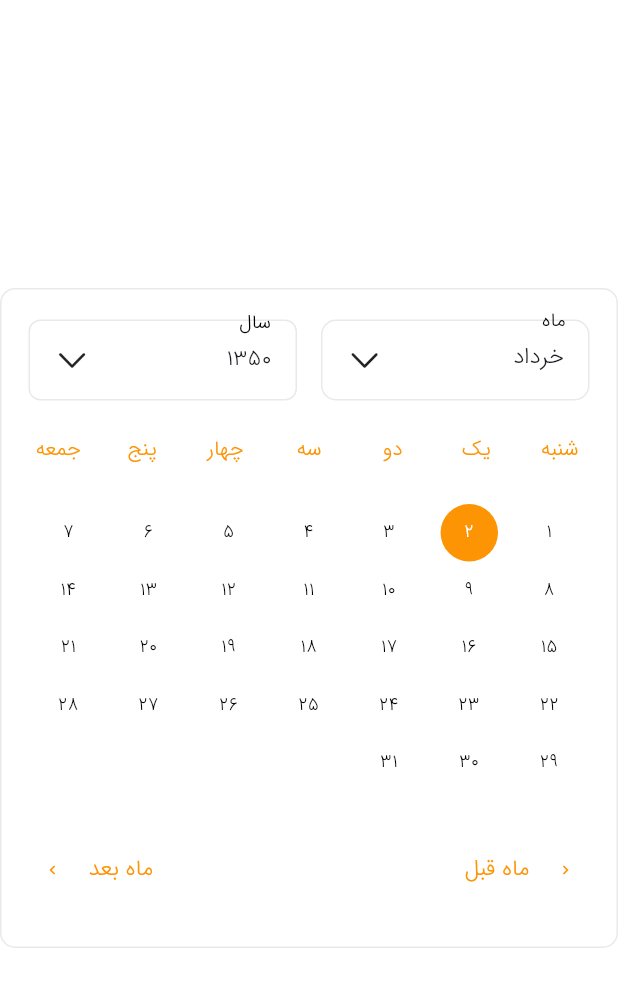
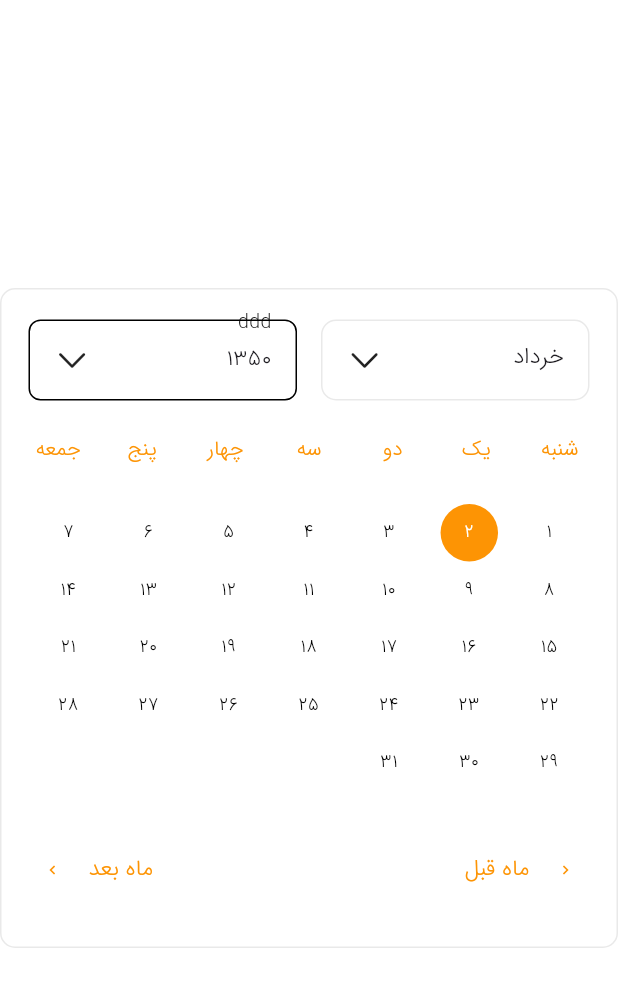
Before and after one commit to iManYarahmadi/jalali_flutter_datepicker, a Flutter app: the screen it shows after launch, on a phone screen of 412 x 824 dp. Shown: the top 987 px of the screen. Run offline on Flutter 3.47's test engine with Material 3 defaults, Android fonts, the phone set to English and light mode, and no system bars.

Commit message:
change back color

```diff
--- a/lib/src/presentation/widgets/jalali_flutter_date_picker.dart
+++ b/lib/src/presentation/widgets/jalali_flutter_date_picker.dart
@@ -323,14 +323,17 @@ class _JalaliFlutterDatePickerState extends State<JalaliFlutterDatePicker> {
                   });
                 },
                 child: Container(
-                  color: Colors.white,
+                  // color: Colors.white,
                   child: Column(
                     children: [
                       AnimatedContainer(
                         decoration: BoxDecoration(
-                            borderRadius: BorderRadius.circular(8.0),
-                            border: Border.all(
-                                width: 1, color: const Color(0xffE9E9E9))),
+                          borderRadius: BorderRadius.circular(8.0),
+                          border: Border.all(
+                            width: 1,
+                            // color: const Color(0xffE9E9E9),
+                          ),
+                        ),
                         curve: Curves.fastLinearToSlowEaseIn,
                         duration: const Duration(milliseconds: 600),
                         child: Padding(
@@ -573,7 +576,7 @@ class _JalaliFlutterDatePickerState extends State<JalaliFlutterDatePicker> {
                   decoration: const BoxDecoration(color: Colors.transparent),
                   child: const Center(
                     child: Text(
-                      ' سال',
+                      ' ddd',
                       style: TextStyle(color: Colors.black, fontSize: 13),
                     ),
                   )),
@@ -603,7 +606,7 @@ class _JalaliFlutterDatePickerState extends State<JalaliFlutterDatePicker> {
                   });
                 },
                 child: Container(
-                  color: Colors.white,
+                  // color: Colors.white,
                   child: Stack(
                     children: [
                       AnimatedContainer(
@@ -756,7 +759,7 @@ class _JalaliFlutterDatePickerState extends State<JalaliFlutterDatePicker> {
                 width: 25,
                 height: 18,
                 decoration: const BoxDecoration(color: Colors.transparent),
-                child: const Text(' ماه',
+                child: const Text(' ssss',
                     style: TextStyle(color: Colors.black, fontSize: 13)),
               ),
             ),
```
Also changed, not shown: example/pubspec.lock.
